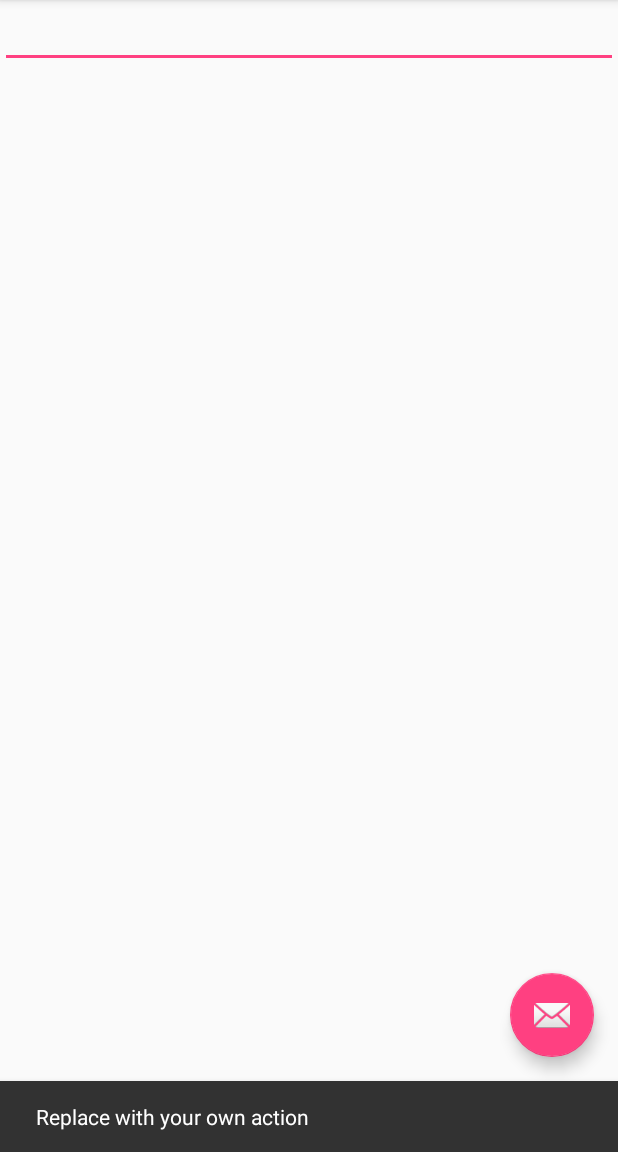
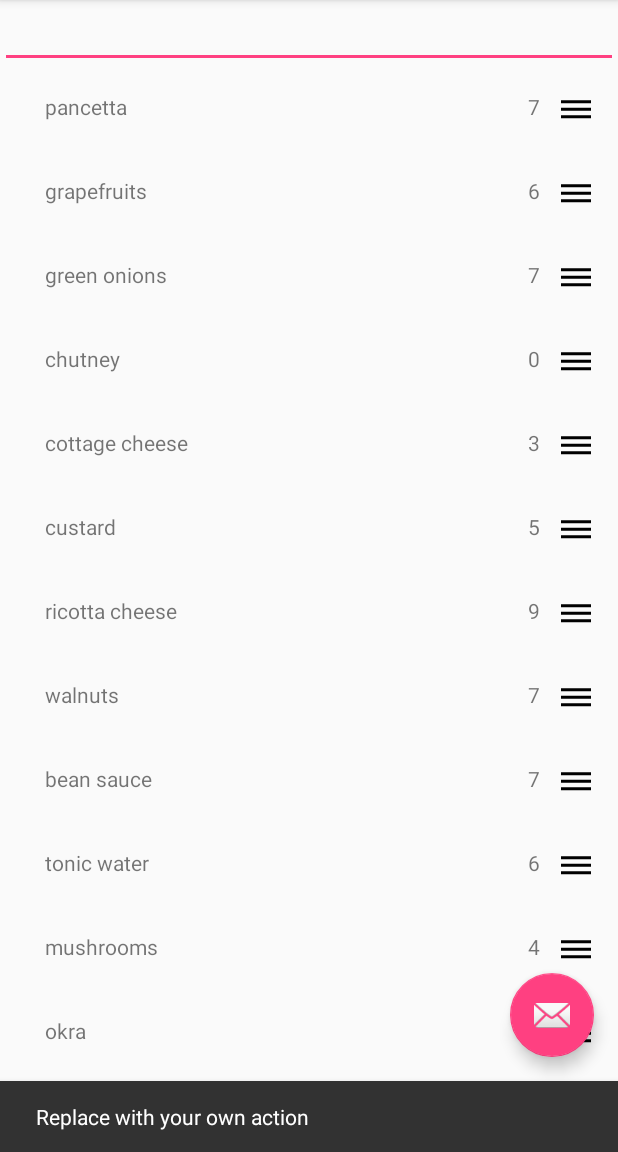
Before and after one commit to EzGreezy/recipe, an Android app: the screen it shows after launch (MainActivity), after a tap on an icon or button, on a phone screen of 412 x 824 dp, the part 84-1236 px from its top. Run offline under Robolectric (Android 15) with nearby library versions, the phone set to English and light mode, and no system bars.

Commit message:
RecyclerView for shopping list complete with tested list of random ingredients added to it.

```diff
--- /dev/null
+++ b/app/src/main/java/com/nicholaslocicero/focus/reciplee/GroceryListFragment.java
@@ -0,0 +1,94 @@
+package com.nicholaslocicero.focus.reciplee;
+
+
+import android.os.Bundle;
+import android.support.v4.app.Fragment;
+import android.support.v7.widget.LinearLayoutManager;
+import android.support.v7.widget.RecyclerView;
+import android.view.LayoutInflater;
+import android.view.View;
+import android.view.ViewGroup;
+import android.widget.TextView;
+import java.util.List;
+
+
+/**
+ * A simple {@link Fragment} subclass.
+ */
+public class GroceryListFragment extends Fragment {
+
+  private RecyclerView mIngredientRecyclerView;
+  private ListAdapter mIgredientListAdapter;
+
+
+  public GroceryListFragment() {
+    // Required empty public constructor
+  }
+
+
+  @Override
+  public View onCreateView(LayoutInflater inflater, ViewGroup container,
+      Bundle savedInstanceState) {
+    View view = inflater.inflate(R.layout.fragment_grocery_list, container, false);
+
+    mIngredientRecyclerView = (RecyclerView) view.findViewById(R.id.ingredient_list_recycler_view);
+    mIngredientRecyclerView.setLayoutManager(new LinearLayoutManager(getActivity()));
+
+    updateUI();
+
+    return view;
+  }
+
+  private void updateUI() {
+    KitchenIngredients kitchenIngredients = KitchenIngredients.get(getActivity());
+    List<Ingredient> ingredients = kitchenIngredients.getIngredients();
+    mIgredientListAdapter = new ListAdapter(ingredients);
+    mIngredientRecyclerView.setAdapter(mIgredientListAdapter);
+
+  }
+
+  private class ListHolder extends RecyclerView.ViewHolder {
+    private Ingredient mIngredient;
+    private TextView mIngredientTextView;
+    private TextView mAmountTextView;
+
+    public ListHolder(LayoutInflater inflater, ViewGroup parent) {
+      super(inflater.inflate(R.layout.list_item_ingredient, parent, false));
+
+      mIngredientTextView = (TextView) itemView.findViewById(R.id.ingredient);
+      mAmountTextView = (TextView) itemView.findViewById(R.id.quantity);
+    }
+
+    public void bind(Ingredient ingredient) {
+      mIngredient = ingredient;
+      mIngredientTextView.setText(mIngredient.getIngredient());
+      mAmountTextView.setText(mIngredient.getAmount());
+    }
+  }
+
+  private class ListAdapter extends RecyclerView.Adapter<ListHolder> {
+    private List<Ingredient> mIngredients;
+
+    public ListAdapter(List<Ingredient> ingredients) {
+      mIngredients = ingredients;
+    }
+
+    @Override
+    public ListHolder onCreateViewHolder(ViewGroup viewGroup, int i) {
+      LayoutInflater layoutInflater = LayoutInflater.from(getActivity());
+
+      return new ListHolder(layoutInflater, viewGroup);
+    }
+
+    @Override
+    public void onBindViewHolder(ListHolder listHolder, int i) {
+      Ingredient ingredient = mIngredients.get(i);
+      listHolder.bind(ingredient);
+    }
+
+    @Override
+    public int getItemCount() {
+      return mIngredients.size();
+    }
+  }
+}
--- a/app/src/main/java/com/nicholaslocicero/focus/reciplee/Ingredient.java
+++ b/app/src/main/java/com/nicholaslocicero/focus/reciplee/Ingredient.java
@@ -10,5 +10,11 @@ public class Ingredient {
     mAmount = amount;
   }
 
+  public String getIngredient() {
+    return mIngredient;
+  }
 
+  public String getAmount() {
+    return String.format("%.0f", mAmount);
+  }
 }
--- /dev/null
+++ b/app/src/main/java/com/nicholaslocicero/focus/reciplee/KitchenIngredients.java
@@ -0,0 +1,52 @@
+package com.nicholaslocicero.focus.reciplee;
+
+import android.content.Context;
+import java.util.ArrayList;
+import java.util.List;
+import java.util.Random;
+
+public class KitchenIngredients {
+
+  private static KitchenIngredients sKitchenIngredients;
+  private List<Ingredient> mIngredients;
+  private final String[] randomFoods = {"pancetta",
+      "grapefruits",
+      "green onions",
+      "chutney",
+      "cottage cheese",
+      "custard",
+      "ricotta cheese",
+      "walnuts",
+      "bean sauce",
+      "tonic water",
+      "mushrooms",
+      "okra",
+      "limes",
+      "venison",
+      "wild rice",
+      "jicama",
+      "strawberries",
+      "pecans",
+      "hazelnuts",
+      "barbecue sauce"
+  };
+
+  Random rng = new Random();
+
+  public static KitchenIngredients get(Context context) {
+    if (sKitchenIngredients == null) {
+      sKitchenIngredients = new KitchenIngredients(context);
+    }
+    return sKitchenIngredients;
+  }
+
+  private KitchenIngredients(Context context) {
+    mIngredients = new ArrayList<>();
+    for (String food : randomFoods) {
+      Ingredient ingredient = new Ingredient(food, rng.nextFloat() * 10);
+      mIngredients.add(ingredient);
+    }
+  }
+
+  public List<Ingredient> getIngredients() { return mIngredients;}
+}
--- a/app/src/main/java/com/nicholaslocicero/focus/reciplee/MainActivity.java
+++ b/app/src/main/java/com/nicholaslocicero/focus/reciplee/MainActivity.java
@@ -4,6 +4,7 @@ import android.os.Bundle;
 import android.support.design.widget.FloatingActionButton;
 import android.support.design.widget.Snackbar;
 import android.support.v7.widget.RecyclerView;
+import android.view.LayoutInflater;
 import android.view.View;
 import android.support.design.widget.NavigationView;
 import android.support.v4.view.GravityCompat;
@@ -13,6 +14,9 @@ import android.support.v7.app.AppCompatActivity;
 import android.support.v7.widget.Toolbar;
 import android.view.Menu;
 import android.view.MenuItem;
+import android.view.ViewGroup;
+import android.widget.TextView;
+import java.util.List;
 
 public class MainActivity extends AppCompatActivity
     implements NavigationView.OnNavigationItemSelectedListener {
@@ -99,12 +103,4 @@ public class MainActivity extends AppCompatActivity
     drawer.closeDrawer(GravityCompat.START);
     return true;
   }
-
-  private class ListHolder extends RecyclerView.ViewHolder {
-    private
-  }
-
-  private class ListAdapter extends RecyclerView.Adapter<ListHolder> {
-
-  }
 }
--- a/app/src/main/res/layout/content_main.xml
+++ b/app/src/main/res/layout/content_main.xml
@@ -10,12 +10,15 @@
   tools:showIn="@layout/app_bar_main">
 
   <EditText
+    android:id="@+id/new_recipe"
     android:layout_width="match_parent"
     android:layout_height="wrap_content"/>
 
-  <android.support.v7.widget.RecyclerView
-    android:id="@+id/ingredient_list_recycler_view"
+  <fragment
+    android:id="@+id/grocery_list"
+    android:name="com.nicholaslocicero.focus.reciplee.GroceryListFragment"
     android:layout_width="match_parent"
-    android:layout_height="wrap_content"/>
+    android:layout_height="wrap_content"
+    app:layout_constraintTop_toBottomOf="@id/new_recipe"/>
 
 </android.support.constraint.ConstraintLayout>
--- /dev/null
+++ b/app/src/main/res/layout/fragment_grocery_list.xml
@@ -0,0 +1,5 @@
+<android.support.v7.widget.RecyclerView
+  xmlns:android="http://schemas.android.com/apk/res/android"
+  android:id="@+id/ingredient_list_recycler_view"
+  android:layout_width="match_parent"
+  android:layout_height="wrap_content"/>
--- a/app/src/main/res/values/strings.xml
+++ b/app/src/main/res/values/strings.xml
@@ -5,4 +5,7 @@
   <string name="navigation_drawer_close">Close navigation drawer</string>
 
   <string name="action_settings">Settings</string>
+
+  <!-- TODO: Remove or change this placeholder text -->
+  <string name="hello_blank_fragment">Hello blank fragment</string>
 </resources>
```
